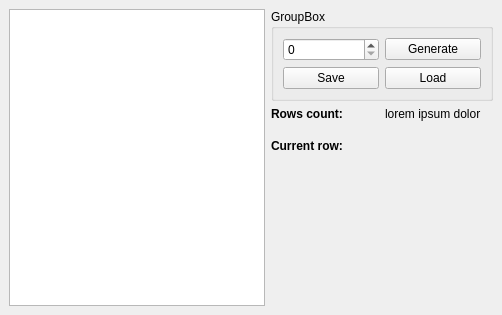
ANDR-ASCII/cstest, file app/ui/main_window.ui: the form before one commit.
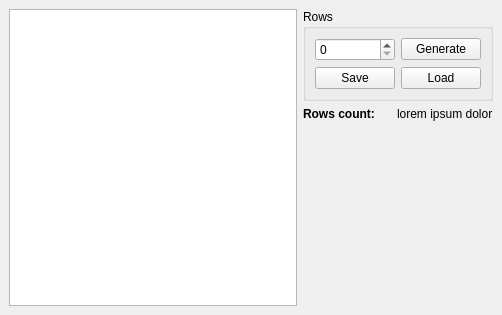
The form after the commit. Custom widgets are drawn as their Qt base class.

Commit message: Added row details information displaying

Patch:
```diff
--- a/app/ui/main_window.ui
+++ b/app/ui/main_window.ui
@@ -21,45 +21,10 @@
   </property>
   <widget class="QWidget" name="centralwidget">
    <layout class="QGridLayout" name="gridLayout_2">
-    <item row="2" column="1">
-     <widget class="QWidget" name="widget" native="true">
-      <layout class="QGridLayout" name="gridLayout_3">
-       <property name="leftMargin">
-        <number>0</number>
-       </property>
-       <item row="0" column="1">
-        <spacer name="horizontalSpacer">
-         <property name="orientation">
-          <enum>Qt::Horizontal</enum>
-         </property>
-         <property name="sizeHint" stdset="0">
-          <size>
-           <width>40</width>
-           <height>20</height>
-          </size>
-         </property>
-        </spacer>
-       </item>
-       <item row="0" column="0">
-        <widget class="QLabel" name="label_3">
-         <property name="font">
-          <font>
-           <weight>75</weight>
-           <bold>true</bold>
-          </font>
-         </property>
-         <property name="text">
-          <string>Current row:</string>
-         </property>
-        </widget>
-       </item>
-      </layout>
-     </widget>
-    </item>
     <item row="0" column="1">
      <widget class="QGroupBox" name="groupBox">
       <property name="title">
-       <string>GroupBox</string>
+       <string>Rows</string>
       </property>
       <layout class="QGridLayout" name="gridLayout">
        <item row="0" column="0">
@@ -140,9 +105,26 @@
       </property>
      </widget>
     </item>
+    <item row="2" column="1">
+     <widget class="Test::RowDetailsWidget" name="rowDetailsWidget" native="true">
+      <layout class="QGridLayout" name="gridLayout_3">
+       <property name="leftMargin">
+        <number>0</number>
+       </property>
+      </layout>
+     </widget>
+    </item>
    </layout>
   </widget>
  </widget>
+ <customwidgets>
+  <customwidget>
+   <class>Test::RowDetailsWidget</class>
+   <extends>QWidget</extends>
+   <header location="global">row_details_widget.h</header>
+   <container>1</container>
+  </customwidget>
+ </customwidgets>
  <resources/>
  <connections/>
 </ui>
```
The commit also changes 5 other files.
